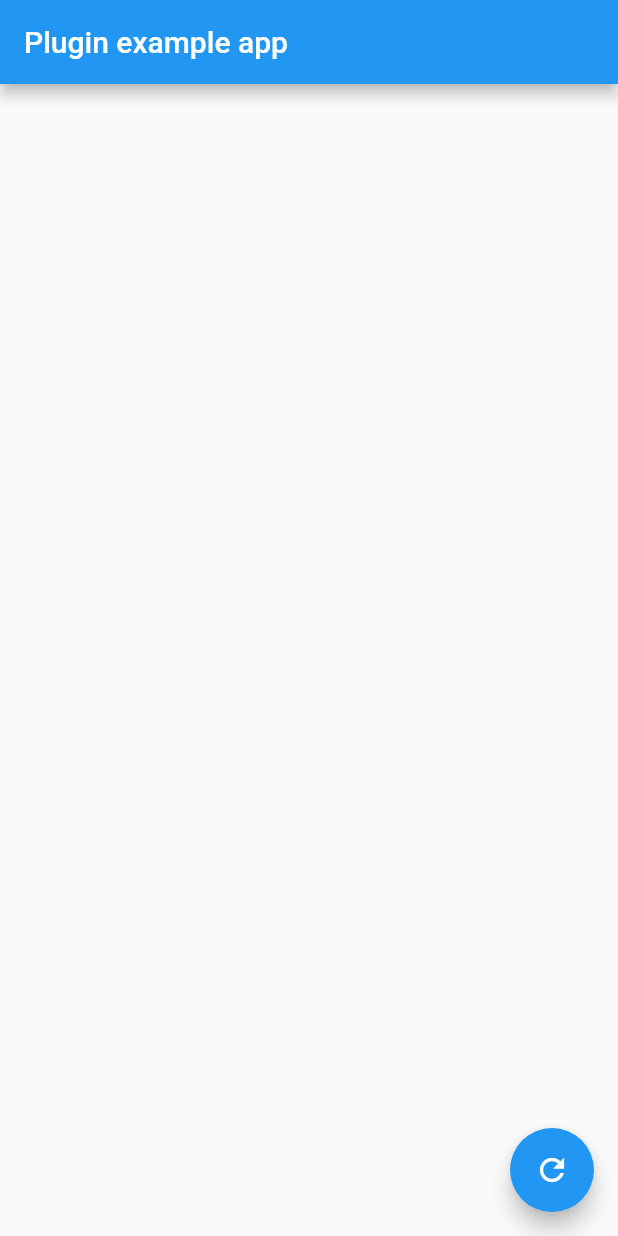
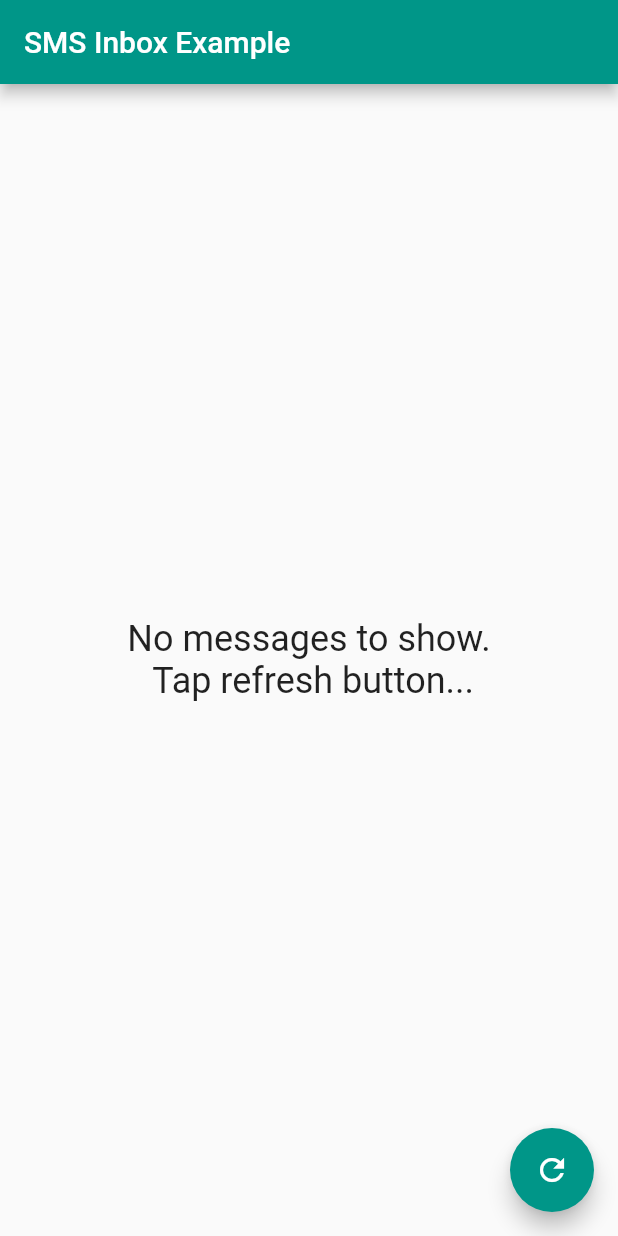
Before and after one commit to jgithaiga/flutter_sms_inbox, a Flutter app: the screen it shows after launch, after a tap on the "refresh" icon, on a phone screen of 412 x 824 dp. Run offline on Flutter 3.47's test engine with Material 2 defaults, Android fonts, the phone set to English and light mode, and no system bars; our stand-ins replace permission_handler.

Commit message:
update example app and changelog

```diff
--- a/example/lib/main.dart
+++ b/example/lib/main.dart
@@ -25,31 +25,37 @@ class _MyAppState extends State<MyApp> {
   @override
   Widget build(BuildContext context) {
     return MaterialApp(
+      title: 'Flutter SMS Inbox App',
+      theme: ThemeData(
+        primarySwatch: Colors.teal,
+      ),
       home: Scaffold(
         appBar: AppBar(
-          title: const Text('Plugin example app'),
+          title: const Text('SMS Inbox Example'),
         ),
         body: Container(
           padding: const EdgeInsets.all(10.0),
-          child: ListView.builder(
-            shrinkWrap: true,
-            itemCount: _messages.length,
-            itemBuilder: (BuildContext context, int i) {
-              var message = _messages[i];
-
-              return ListTile(
-                title: Text('${message.sender} [${message.date}]'),
-                subtitle: Text('${message.body}'),
-              );
-            },
-          ),
+          child: _messages.isNotEmpty
+              ? _MessagesListView(
+                  messages: _messages,
+                )
+              : Center(
+                  child: Text(
+                    'No messages to show.\n Tap refresh button...',
+                    style: Theme.of(context).textTheme.headlineSmall,
+                    textAlign: TextAlign.center,
+                  ),
+                ),
         ),
         floatingActionButton: FloatingActionButton(
           onPressed: () async {
             var permission = await Permission.sms.status;
             if (permission.isGranted) {
               final messages = await _query.querySms(
-                kinds: [SmsQueryKind.inbox, SmsQueryKind.sent],
+                kinds: [
+                  SmsQueryKind.inbox,
+                  SmsQueryKind.sent,
+                ],
                 // address: '+254712345789',
                 count: 10,
               );
@@ -66,3 +72,28 @@ class _MyAppState extends State<MyApp> {
     );
   }
 }
+
+class _MessagesListView extends StatelessWidget {
+  const _MessagesListView({
+    Key? key,
+    required this.messages,
+  }) : super(key: key);
+
+  final List<SmsMessage> messages;
+
+  @override
+  Widget build(BuildContext context) {
+    return ListView.builder(
+      shrinkWrap: true,
+      itemCount: messages.length,
+      itemBuilder: (BuildContext context, int i) {
+        var message = messages[i];
+
+        return ListTile(
+          title: Text('${message.sender} [${message.date}]'),
+          subtitle: Text('${message.body}'),
+        );
+      },
+    );
+  }
+}
```
Also changed, not shown: example/pubspec.lock, 2 other files.
